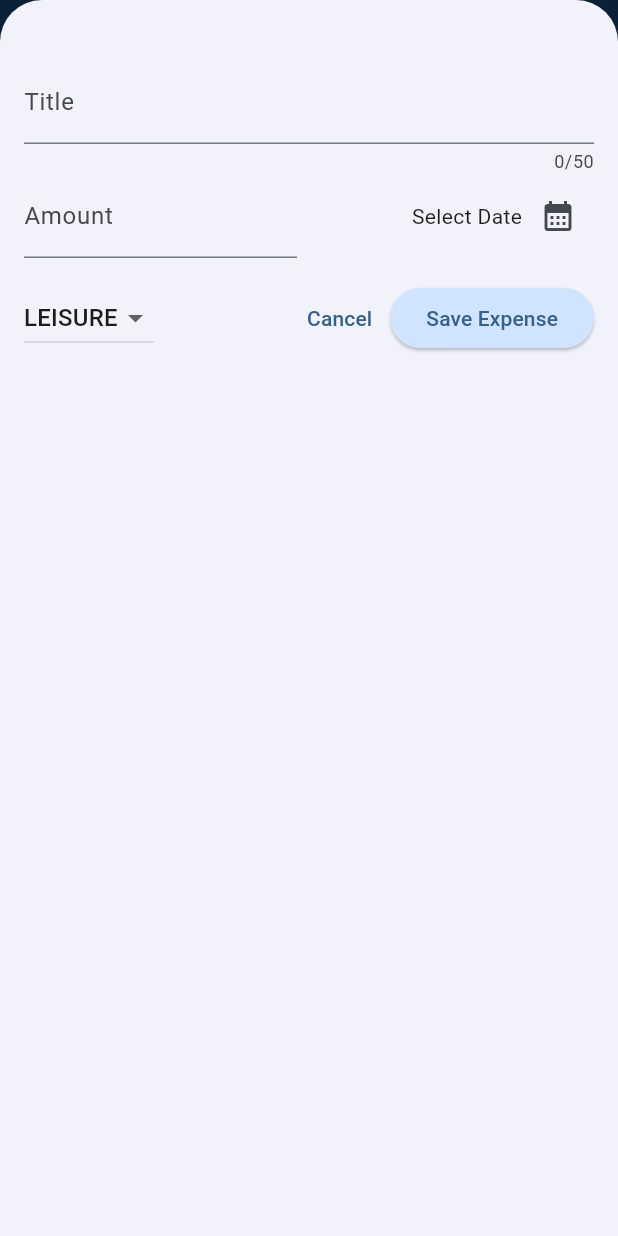
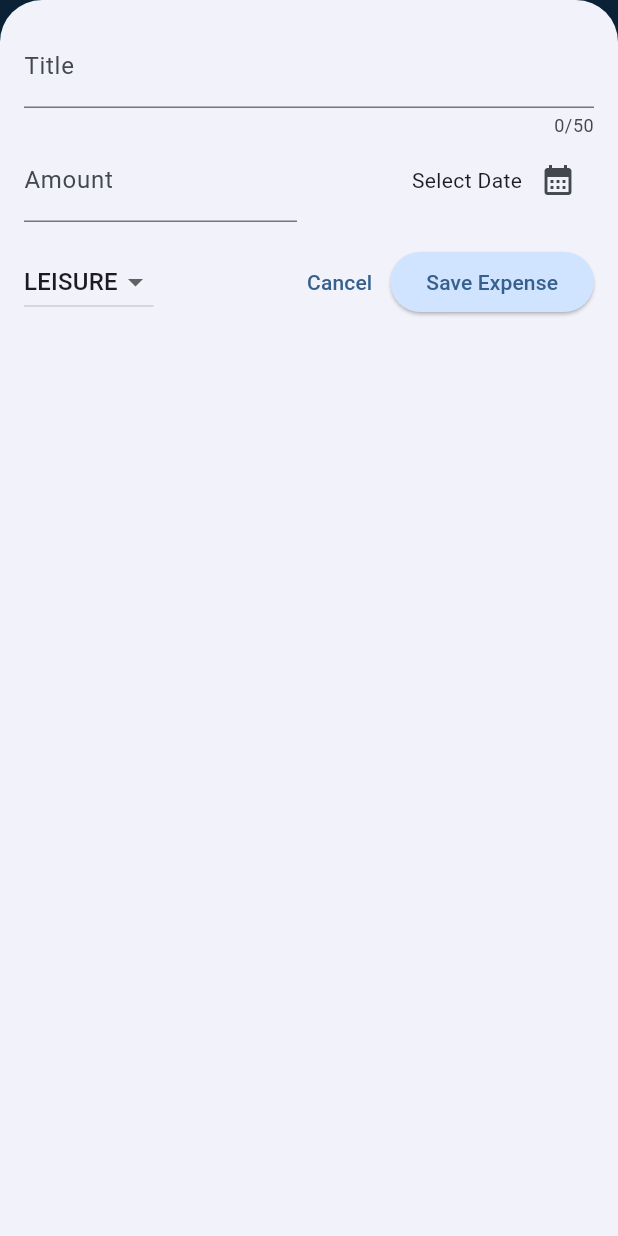
Before and after one commit to st-surjadi/flutter_expense_tracker, a Flutter app: the screen it shows after launch, after a tap on the "add" icon, on a phone screen of 412 x 824 dp. Run offline on Flutter 3.47's test engine with Material 3 defaults, Android fonts, the phone set to English and light mode, and no system bars.

Commit message:
feat: media query

```diff
--- a/lib/widget/create_expense.dart
+++ b/lib/widget/create_expense.dart
@@ -76,8 +76,17 @@
 
   @override
   Widget build(BuildContext context) {
-    return Padding(
-      padding: const EdgeInsets.fromLTRB(16, 40, 16, 16),
+    final keyboardSpace = MediaQuery.of(context).viewInsets.bottom;
+
+    return LayoutBuilder(builder: (ctx, constraints) {
+      final width = constraints.maxWidth;
+      print(width);
+
+      return SizedBox(
+        height: double.infinity,
+        child: SingleChildScrollView(
+          child: Padding(
+            padding: EdgeInsets.fromLTRB(16, 16, 16, keyboardSpace + 16),
             child: Column(
               children: [
                 TextField(
@@ -150,6 +159,9 @@
                 )
               ],
             )
+          ),
+        ),
       );
+    });
   }
 }
--- a/lib/widget/expenses.dart
+++ b/lib/widget/expenses.dart
@@ -47,6 +47,7 @@
 
   void _openAddExpenseOverlay() {
     showModalBottomSheet(
+      useSafeArea: true,
       isScrollControlled: true,
       context: context,
       builder: (ctx) => CreateExpense(
@@ -57,6 +58,8 @@
 
   @override
   Widget build(BuildContext context) {
+    final width = MediaQuery.of(context).size.width;
+
     Widget mainContent = const Center(
       child: Text('No expense found. Start adding expense list!'),
     );
@@ -78,13 +81,23 @@
           )
         ],
       ),
-      body: Column(
+      body: width < 600 ? Column(
         children: [
           Chart(expenses: _registeredExpenses),
           Expanded(
             child: mainContent
           )
         ]
+      ) : Row(
+        children: [
+          Expanded(
+            child:
+            Chart(expenses: _registeredExpenses)
+          ),
+          Expanded(
+            child: mainContent
+          )
+        ],
       )
     );
   }
```
Lines whose indentation alone changed are shown as unchanged.
